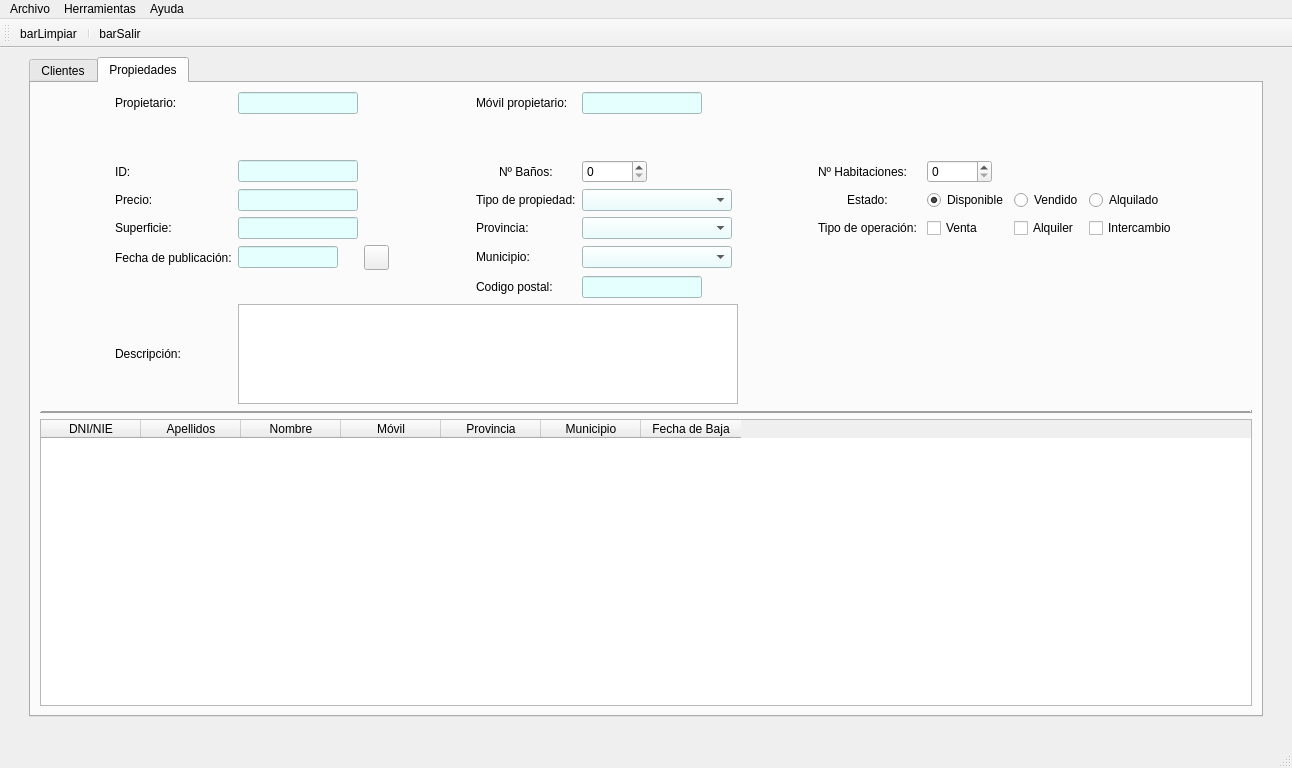
Qt form templates/venPrincipal.ui (Semperz/ProyectoDI) before a commit.
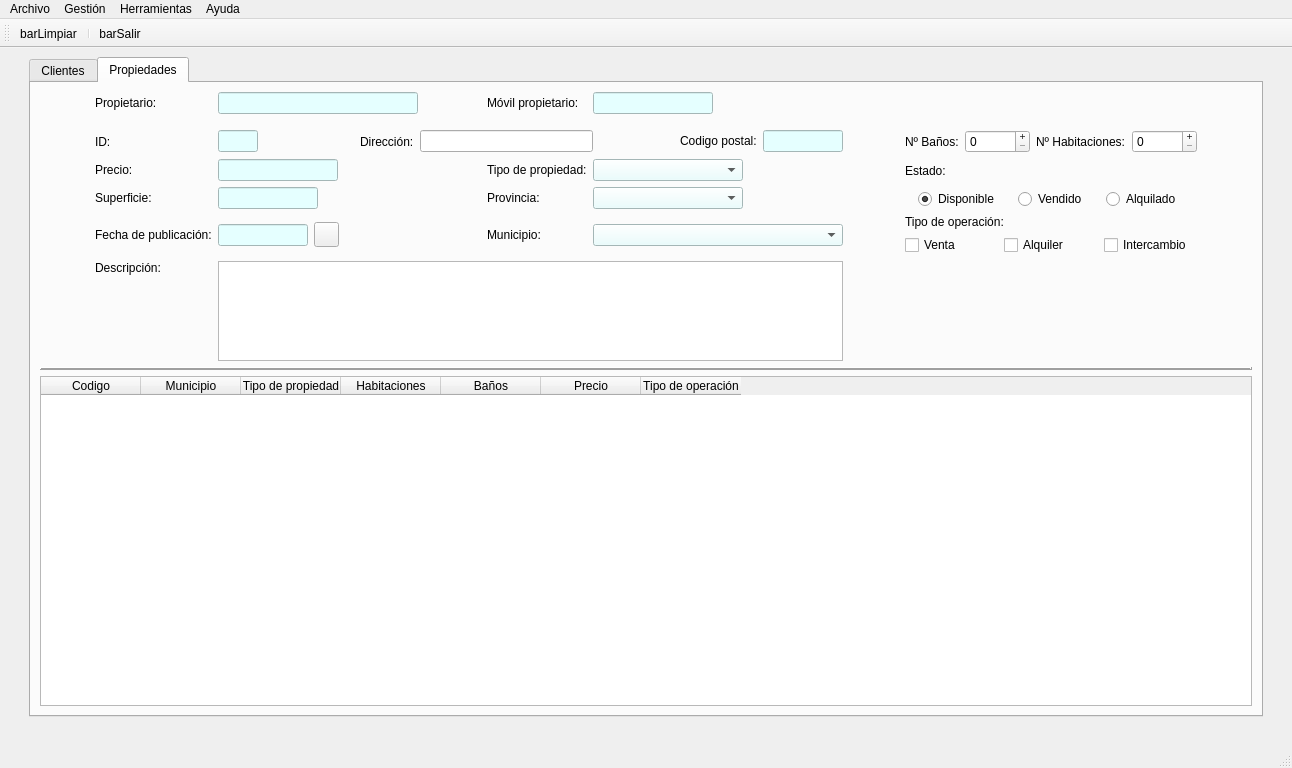
The same form after that commit. Icons and pictures are not drawn.

Commit message: feat(main.java): add tipo prop window

What changed in the file:
```diff
--- a/templates/venPrincipal.ui
+++ b/templates/venPrincipal.ui
@@ -57,22 +57,6 @@
       </property>
      </spacer>
     </item>
-    <item row="1" column="1">
-     <spacer name="verticalSpacer_4">
-      <property name="orientation">
-       <enum>Qt::Vertical</enum>
-      </property>
-      <property name="sizeType">
-       <enum>QSizePolicy::Fixed</enum>
-      </property>
-      <property name="sizeHint" stdset="0">
-       <size>
-        <width>20</width>
-        <height>20</height>
-       </size>
-      </property>
-     </spacer>
-    </item>
     <item row="0" column="1">
      <widget class="QTabWidget" name="panPrincipal">
       <property name="currentIndex">
@@ -866,191 +850,72 @@
        <attribute name="title">
         <string>Propiedades</string>
        </attribute>
-       <layout class="QVBoxLayout" name="verticalLayout_2">
-        <item>
+       <layout class="QGridLayout" name="gridLayout_5">
+        <item row="0" column="1">
          <layout class="QGridLayout" name="gridLayout_4">
-          <item row="7" column="1" colspan="2">
-           <widget class="QLabel" name="lblDescriprop">
-            <property name="text">
-             <string>Descripción:</string>
+          <item row="0" column="0">
+           <spacer name="horizontalSpacer_17">
+            <property name="orientation">
+             <enum>Qt::Horizontal</enum>
             </property>
-           </widget>
-          </item>
-          <item row="5" column="7">
-           <widget class="QComboBox" name="cmbMuniprop">
-            <property name="minimumSize">
+            <property name="sizeHint" stdset="0">
              <size>
-              <width>150</width>
-              <height>0</height>
+              <width>40</width>
+              <height>20</height>
              </size>
             </property>
-            <property name="maximumSize">
-             <size>
-              <width>200</width>
-              <height>16777215</height>
-             </size>
-            </property>
-            <property name="styleSheet">
-             <string notr="true">background-color:rgb(229, 255, 255);</string>
-            </property>
-           </widget>
+           </spacer>
           </item>
-          <item row="4" column="7">
-           <widget class="QComboBox" name="cmbProvprop">
-            <property name="minimumSize">
-             <size>
-              <width>150</width>
-              <height>0</height>
-             </size>
+          <item row="1" column="0" colspan="15">
+           <spacer name="verticalSpacer_5">
+            <property name="orientation">
+             <enum>Qt::Vertical</enum>
             </property>
-            <property name="maximumSize">
-             <size>
-              <width>150</width>
-              <height>16777215</height>
-             </size>
+            <property name="sizeType">
+             <enum>QSizePolicy::Fixed</enum>
             </property>
-            <property name="styleSheet">
-             <string notr="true">background-color:rgb(229, 255, 255);</string>
-            </property>
-           </widget>
-          </item>
-          <item row="3" column="10">
-           <widget class="QRadioButton" name="rbtDisponibleprop">
-            <property name="sizePolicy">
-             <sizepolicy hsizetype="Fixed" vsizetype="Fixed">
-              <horstretch>0</horstretch>
-              <verstretch>0</verstretch>
-             </sizepolicy>
-            </property>
-            <property name="text">
-             <string>Disponible</string>
-            </property>
-            <property name="checked">
-             <bool>true</bool>
-            </property>
-            <attribute name="buttonGroup">
-             <string notr="true">btnGroupTipoOprop</string>
-            </attribute>
-           </widget>
-          </item>
-          <item row="0" column="6">
-           <widget class="QLabel" name="lblMovilprop">
-            <property name="text">
-             <string>Móvil propietario:</string>
-            </property>
-           </widget>
-          </item>
-          <item row="0" column="7">
-           <widget class="QLineEdit" name="txtMovilprop">
-            <property name="minimumSize">
+            <property name="sizeHint" stdset="0">
              <size>
-              <width>120</width>
-              <height>0</height>
+              <width>20</width>
+              <height>10</height>
              </size>
             </property>
-            <property name="maximumSize">
-             <size>
-              <width>80</width>
-              <height>16777215</height>
-             </size>
-            </property>
-            <property name="styleSheet">
-             <string notr="true">background-color:rgb(229, 255, 255);</string>
-            </property>
-            <property name="text">
-             <string/>
-            </property>
-           </widget>
+           </spacer>
           </item>
-          <item row="3" column="11">
-           <widget class="QRadioButton" name="rbtVendidoprop">
-            <property name="sizePolicy">
-             <sizepolicy hsizetype="Fixed" vsizetype="Fixed">
-              <horstretch>0</horstretch>
-              <verstretch>0</verstretch>
-             </sizepolicy>
+          <item row="0" column="14">
+           <spacer name="horizontalSpacer_18">
+            <property name="orientation">
+             <enum>Qt::Horizontal</enum>
             </property>
-            <property name="text">
-             <string>Vendido</string>
-            </property>
-            <attribute name="buttonGroup">
-             <string notr="true">btnGroupTipoOprop</string>
-            </attribute>
-           </widget>
-          </item>
-          <item row="2" column="6" alignment="Qt::AlignHCenter">
-           <widget class="QLabel" name="lblBanosprop">
-            <property name="text">
-             <string>Nº Baños:</string>
-            </property>
-           </widget>
-          </item>
-          <item row="2" column="7">
-           <widget class="QSpinBox" name="spinBanosprop">
-            <property name="sizePolicy">
-             <sizepolicy hsizetype="Fixed" vsizetype="Fixed">
-              <horstretch>0</horstretch>
-              <verstretch>0</verstretch>
-             </sizepolicy>
-            </property>
-            <property name="minimumSize">
+            <property name="sizeHint" stdset="0">
              <size>
-              <width>65</width>
+              <width>40</width>
               <height>20</height>
              </size>
             </property>
-           </widget>
+           </spacer>
           </item>
-          <item row="3" column="3">
-           <widget class="QLineEdit" name="txtPrecioprop">
-            <property name="minimumSize">
-             <size>
-              <width>120</width>
-              <height>0</height>
-             </size>
+          <item row="2" column="9">
+           <spacer name="horizontalSpacer_19">
+            <property name="orientation">
+             <enum>Qt::Horizontal</enum>
             </property>
-            <property name="maximumSize">
+            <property name="sizeHint" stdset="0">
              <size>
-              <width>80</width>
-              <height>16777215</height>
+              <width>20</width>
+              <height>20</height>
              </size>
             </property>
-            <property name="styleSheet">
-             <string notr="true">background-color:rgb(229, 255, 255);</string>
-            </property>
-            <property name="text">
-             <string/>
-            </property>
-            <property name="maxLength">
-             <number>32780</number>
-            </property>
-           </widget>
+           </spacer>
           </item>
-          <item row="4" column="1">
-           <widget class="QLabel" name="lblSuperprop">
-            <property name="text">
-             <string>Superficie:</string>
-            </property>
-           </widget>
-          </item>
-          <item row="6" column="6">
-           <widget class="QLabel" name="lblCPprop">
-            <property name="sizePolicy">
-             <sizepolicy hsizetype="Minimum" vsizetype="Fixed">
-              <horstretch>0</horstretch>
-              <verstretch>0</verstretch>
-             </sizepolicy>
-            </property>
-            <property name="text">
-             <string>Codigo postal:</string>
-            </property>
-           </widget>
-          </item>
-          <item row="2" column="5" rowspan="5">
+          <item row="2" column="3">
            <spacer name="horizontalSpacer_10">
             <property name="orientation">
              <enum>Qt::Horizontal</enum>
             </property>
+            <property name="sizeType">
+             <enum>QSizePolicy::Fixed</enum>
+            </property>
             <property name="sizeHint" stdset="0">
              <size>
               <width>40</width>
@@ -1059,108 +924,56 @@
             </property>
            </spacer>
           </item>
-          <item row="4" column="6">
-           <widget class="QLabel" name="lblProvprop">
-            <property name="text">
-             <string>Provincia:</string>
+          <item row="3" column="6" rowspan="3">
+           <spacer name="horizontalSpacer_14">
+            <property name="orientation">
+             <enum>Qt::Horizontal</enum>
             </property>
-           </widget>
-          </item>
-          <item row="5" column="1" colspan="2" alignment="Qt::AlignHCenter">
-           <widget class="QLabel" name="lblFechaprop">
-            <property name="text">
-             <string>Fecha de publicación:</string>
-            </property>
-           </widget>
-          </item>
-          <item row="0" column="3">
-           <widget class="QLineEdit" name="txtProp">
-            <property name="minimumSize">
+            <property name="sizeHint" stdset="0">
              <size>
-              <width>120</width>
-              <height>0</height>
+              <width>40</width>
+              <height>20</height>
              </size>
             </property>
-            <property name="maximumSize">
+           </spacer>
+          </item>
+          <item row="2" column="12">
+           <spacer name="horizontalSpacer_11">
+            <property name="orientation">
+             <enum>Qt::Horizontal</enum>
+            </property>
+            <property name="sizeHint" stdset="0">
              <size>
-              <width>80</width>
-              <height>16777215</height>
+              <width>20</width>
+              <height>20</height>
              </size>
             </property>
-            <property name="styleSheet">
-             <string notr="true">background-color:rgb(229, 255, 255);</string>
-            </property>
-            <property name="text">
-             <string/>
-            </property>
-           </widget>
+           </spacer>
           </item>
-          <item row="4" column="3">
-           <widget class="QLineEdit" name="txtSuperprop">
-            <property name="sizePolicy">
-             <sizepolicy hsizetype="Expanding" vsizetype="Fixed">
-              <horstretch>0</horstretch>
-              <verstretch>0</verstretch>
-             </sizepolicy>
+          <item row="2" column="14" rowspan="5">
+           <spacer name="horizontalSpacer_16">
+            <property name="orientation">
+             <enum>Qt::Horizontal</enum>
             </property>
-            <property name="minimumSize">
+            <property name="sizeHint" stdset="0">
              <size>
-              <width>120</width>
-              <height>0</height>
+              <width>40</width>
+              <height>20</height>
              </size>
             </property>
-            <property name="maximumSize">
-             <size>
-              <width>80</width>
-              <height>16777215</height>
-             </size>
-            </property>
-            <property name="styleSheet">
-             <string notr="true">background-color:rgb(229, 255, 255);</string>
-            </property>
-            <property name="text">
-             <string/>
-            </property>
-           </widget>
+           </spacer>
           </item>
-          <item row="0" column="1" colspan="2">
-           <widget class="QLabel" name="lblProp">
-            <property name="sizePolicy">
-             <sizepolicy hsizetype="Preferred" vsizetype="Preferred">
-              <horstretch>0</horstretch>
-              <verstretch>0</verstretch>
-             </sizepolicy>
-            </property>
-            <property name="text">
-             <string>Propietario:</string>
-            </property>
-           </widget>
-          </item>
-          <item row="2" column="1" colspan="2">
-           <widget class="QLabel" name="lblID">
-            <property name="text">
-             <string>ID:</string>
-            </property>
-           </widget>
-          </item>
-          <item row="3" column="1">
-           <widget class="QLabel" name="lblPrecioprop">
-            <property name="text">
-             <string>Precio:</string>
-            </property>
-           </widget>
-          </item>
-          <item row="5" column="3">
+          <item row="5" column="2">
            <widget class="QLineEdit" name="txtFechaprop">
             <property name="minimumSize">
              <size>
-              <width>80</width>
+              <width>90</width>
               <height>4</height>
              </size>
             </property>
             <property name="maximumSize">
              <size>
-              <width>100</width>
+              <width>90</width>
               <height>16777215</height>
              </size>
             </property>
@@ -1172,51 +985,7 @@
             </property>
            </widget>
           </item>
-          <item row="7" column="3" colspan="10">
-           <widget class="QTextEdit" name="areatxtDescriprop">
-            <property name="sizePolicy">
-             <sizepolicy hsizetype="Expanding" vsizetype="Fixed">
-              <horstretch>0</horstretch>
-              <verstretch>0</verstretch>
-             </sizepolicy>
-            </property>
-            <property name="minimumSize">
-             <size>
-              <width>500</width>
-              <height>100</height>
-             </size>
-            </property>
-            <property name="maximumSize">
-             <size>
-              <width>500</width>
-              <height>100</height>
-             </size>
-            </property>
-           </widget>
-          </item>
-          <item row="2" column="3">
-           <widget class="QLineEdit" name="txtIDprop">
-            <property name="minimumSize">
-             <size>
-              <width>120</width>
-              <height>0</height>
-             </size>
-            </property>
-            <property name="maximumSize">
-             <size>
-              <width>80</width>
-              <height>16777215</height>
-             </size>
-            </property>
-            <property name="styleSheet">
-             <string notr="true">background-color:rgb(229, 255, 255);</string>
-            </property>
-            <property name="text">
-             <string/>
-            </property>
-           </widget>
-          </item>
-          <item row="5" column="4">
+          <item row="5" column="3">
            <widget class="QPushButton" name="btnFechaprop">
             <property name="minimumSize">
              <size>
@@ -1251,76 +1020,7 @@
             </property>
            </widget>
           </item>
-          <item row="3" column="9" alignment="Qt::AlignHCenter">
-           <widget class="QLabel" name="lblEstadoprop">
-            <property name="sizePolicy">
-             <sizepolicy hsizetype="Preferred" vsizetype="Preferred">
-              <horstretch>0</horstretch>
-              <verstretch>0</verstretch>
-             </sizepolicy>
-            </property>
-            <property name="text">
-             <string>Estado: </string>
-            </property>
-           </widget>
-          </item>
-          <item row="2" column="9">
-           <widget class="QLabel" name="lblHabprop">
-            <property name="text">
-             <string>Nº Habitaciones:</string>
-            </property>
-           </widget>
-          </item>
-          <item row="4" column="9">
-           <widget class="QLabel" name="lblTipoperprop">
-            <property name="text">
-             <string>Tipo de operación: </string>
-            </property>
-           </widget>
-          </item>
-          <item row="2" column="10">
-           <widget class="QSpinBox" name="spinHabprop">
-            <property name="sizePolicy">
-             <sizepolicy hsizetype="Fixed" vsizetype="Fixed">
-              <horstretch>0</horstretch>
-              <verstretch>0</verstretch>
-             </sizepolicy>
-            </property>
-            <property name="minimumSize">
-             <size>
-              <width>65</width>
-              <height>20</height>
-             </size>
-            </property>
-           </widget>
-          </item>
-          <item row="2" column="8" rowspan="5">
-           <spacer name="horizontalSpacer_11">
-            <property name="orientation">
-             <enum>Qt::Horizontal</enum>
-            </property>
-            <property name="sizeHint" stdset="0">
-             <size>
-              <width>40</width>
-              <height>20</height>
-             </size>
-            </property>
-           </spacer>
-          </item>
-          <item row="3" column="6">
-           <widget class="QLabel" name="lblTipoprop">
-            <property name="sizePolicy">
-             <sizepolicy hsizetype="Preferred" vsizetype="Preferred">
-              <horstretch>0</horstretch>
-              <verstretch>0</verstretch>
-             </sizepolicy>
-            </property>
-            <property name="text">
-             <string>Tipo de propiedad:</string>
-            </property>
-           </widget>
-          </item>
-          <item row="5" column="6">
+          <item row="5" column="7">
            <widget class="QLabel" name="lblMuniprop">
             <property name="sizePolicy">
              <sizepolicy hsizetype="Fixed" vsizetype="Fixed">
@@ -1339,31 +1039,15 @@
             </property>
            </widget>
           </item>
-          <item row="4" column="12">
-           <widget class="QCheckBox" name="chkInterprop">
+          <item row="2" column="1">
+           <widget class="QLabel" name="lblID">
             <property name="text">
-             <string>Intercambio</string>
+             <string>ID:</string>
             </property>
            </widget>
           </item>
-          <item row="3" column="12">
-           <widget class="QRadioButton" name="rbtAlquiladoprop">
-            <property name="sizePolicy">
-             <sizepolicy hsizetype="Fixed" vsizetype="Fixed">
-              <horstretch>0</horstretch>
-              <verstretch>0</verstretch>
-             </sizepolicy>
-            </property>
-            <property name="text">
-             <string>Alquilado</string>
-            </property>
-            <attribute name="buttonGroup">
-             <string notr="true">btnGroupTipoOprop</string>
-            </attribute>
-           </widget>
-          </item>
-          <item row="6" column="7">
-           <widget class="QLineEdit" name="txtCPprop">
+          <item row="0" column="8" colspan="3">
+           <widget class="QLineEdit" name="txtMovilprop">
             <property name="minimumSize">
              <size>
               <width>120</width>
@@ -1384,7 +1068,182 @@
             </property>
            </widget>
           </item>
+          <item row="3" column="2" colspan="4">
+           <widget class="QLineEdit" name="txtPrecioprop">
+            <property name="minimumSize">
+             <size>
+              <width>120</width>
+              <height>0</height>
+             </size>
+            </property>
+            <property name="maximumSize">
+             <size>
+              <width>120</width>
+              <height>16777215</height>
+             </size>
+            </property>
+            <property name="styleSheet">
+             <string notr="true">background-color:rgb(229, 255, 255);</string>
+            </property>
+            <property name="text">
+             <string/>
+            </property>
+            <property name="maxLength">
+             <number>32780</number>
+            </property>
+           </widget>
+          </item>
+          <item row="4" column="7">
+           <widget class="QLabel" name="lblProvprop">
+            <property name="text">
+             <string>Provincia:</string>
+            </property>
+           </widget>
+          </item>
           <item row="3" column="7">
+           <widget class="QLabel" name="lblTipoprop">
+            <property name="sizePolicy">
+             <sizepolicy hsizetype="Preferred" vsizetype="Preferred">
+              <horstretch>0</horstretch>
+              <verstretch>0</verstretch>
+             </sizepolicy>
+            </property>
+            <property name="text">
+             <string>Tipo de propiedad:</string>
+            </property>
+           </widget>
+          </item>
+          <item row="4" column="2" colspan="3">
+           <widget class="QLineEdit" name="txtSuperprop">
+            <property name="sizePolicy">
+             <sizepolicy hsizetype="Expanding" vsizetype="Fixed">
+              <horstretch>0</horstretch>
+              <verstretch>0</verstretch>
+             </sizepolicy>
+            </property>
+            <property name="minimumSize">
+             <size>
+              <width>100</width>
+              <height>0</height>
+             </size>
+            </property>
+            <property name="maximumSize">
+             <size>
+              <width>100</width>
+              <height>16777215</height>
+             </size>
+            </property>
+            <property name="styleSheet">
+             <string notr="true">background-color:rgb(229, 255, 255);</string>
+            </property>
+            <property name="text">
+             <string/>
+            </property>
+           </widget>
+          </item>
+          <item row="2" column="0" rowspan="5">
+           <spacer name="horizontalSpacer_15">
+            <property name="orientation">
+             <enum>Qt::Horizontal</enum>
+            </property>
+            <property name="sizeHint" stdset="0">
+             <size>
+              <width>40</width>
+              <height>20</height>
+             </size>
+            </property>
+           </spacer>
+          </item>
+          <item row="0" column="1">
+           <widget class="QLabel" name="lblProp">
+            <property name="sizePolicy">
+             <sizepolicy hsizetype="Preferred" vsizetype="Preferred">
+              <horstretch>0</horstretch>
+              <verstretch>0</verstretch>
+             </sizepolicy>
+            </property>
+            <property name="text">
+             <string>Propietario:</string>
+            </property>
+           </widget>
+          </item>
+          <item row="4" column="8" colspan="3">
+           <widget class="QComboBox" name="cmbProvprop">
+            <property name="minimumSize">
+             <size>
+              <width>150</width>
+              <height>0</height>
+             </size>
+            </property>
+            <property name="maximumSize">
+             <size>
+              <width>150</width>
+              <height>16777215</height>
+             </size>
+            </property>
+            <property name="styleSheet">
+             <string notr="true">background-color:rgb(229, 255, 255);</string>
+            </property>
+           </widget>
+          </item>
+          <item row="5" column="8" colspan="4">
+           <widget class="QComboBox" name="cmbMuniprop">
+            <property name="sizePolicy">
+             <sizepolicy hsizetype="Preferred" vsizetype="Fixed">
+              <horstretch>0</horstretch>
+              <verstretch>0</verstretch>
+             </sizepolicy>
+            </property>
+            <property name="minimumSize">
+             <size>
+              <width>250</width>
+              <height>0</height>
+             </size>
+            </property>
+            <property name="maximumSize">
+             <size>
+              <width>250</width>
+              <height>16777215</height>
+             </size>
+            </property>
+            <property name="styleSheet">
+             <string notr="true">background-color:rgb(229, 255, 255);</string>
+            </property>
+           </widget>
+          </item>
+          <item row="0" column="2" colspan="5">
+           <widget class="QLineEdit" name="txtProp">
+            <property name="minimumSize">
+             <size>
+              <width>200</width>
+              <height>0</height>
+             </size>
+            </property>
+            <property name="maximumSize">
+             <size>
+              <width>200</width>
+              <height>16777215</height>
+             </size>
+            </property>
+            <property name="styleSheet">
+             <string notr="true">background-color:rgb(229, 255, 255);</string>
+            </property>
+            <property name="text">
+             <string/>
+            </property>
+           </widget>
+          </item>
+          <item row="5" column="1">
+           <widget class="QLabel" name="lblFechaprop">
+            <property name="text">
+             <string>Fecha de publicación:</string>
+            </property>
+           </widget>
+          </item>
+          <item row="2" column="5" colspan="4">
+           <widget class="QLineEdit" name="lineEdit"/>
+          </item>
+          <item row="3" column="8" colspan="3">
            <widget class="QComboBox" name="cmbTipoprop">
             <property name="minimumSize">
              <size>
@@ -1403,65 +1262,293 @@
             </property>
            </widget>
           </item>
-          <item row="4" column="10">
-           <widget class="QCheckBox" name="chkVentaprop">
+          <item row="0" column="7">
+           <widget class="QLabel" name="lblMovilprop">
             <property name="text">
-             <string>Venta</string>
+             <string>Móvil propietario:</string>
             </property>
-            <property name="tristate">
-             <bool>false</bool>
+           </widget>
+          </item>
+          <item row="3" column="13" rowspan="2">
+           <layout class="QVBoxLayout" name="verticalLayout_2">
+            <item>
+             <widget class="QLabel" name="lblEstadoprop">
+              <property name="sizePolicy">
+               <sizepolicy hsizetype="Preferred" vsizetype="Preferred">
+                <horstretch>0</horstretch>
+                <verstretch>0</verstretch>
+               </sizepolicy>
+              </property>
+              <property name="text">
+               <string>Estado: </string>
+              </property>
+             </widget>
+            </item>
+            <item>
+             <layout class="QHBoxLayout" name="horizontalLayout_3">
+              <item>
+               <widget class="QRadioButton" name="rbtDisponibleprop">
+                <property name="sizePolicy">
+                 <sizepolicy hsizetype="Fixed" vsizetype="Fixed">
+                  <horstretch>0</horstretch>
+                  <verstretch>0</verstretch>
+                 </sizepolicy>
+                </property>
+                <property name="text">
+                 <string>Disponible</string>
+                </property>
+                <property name="checked">
+                 <bool>true</bool>
+                </property>
+                <attribute name="buttonGroup">
+                 <string notr="true">btnGroupTipoOprop</string>
+                </attribute>
+               </widget>
+              </item>
+              <item>
+               <widget class="QRadioButton" name="rbtVendidoprop">
+                <property name="sizePolicy">
+                 <sizepolicy hsizetype="Fixed" vsizetype="Fixed">
+                  <horstretch>0</horstretch>
+                  <verstretch>0</verstretch>
+                 </sizepolicy>
+                </property>
+                <property name="text">
+                 <string>Vendido</string>
+                </property>
+                <attribute name="buttonGroup">
+                 <string notr="true">btnGroupTipoOprop</string>
+                </attribute>
+               </widget>
+              </item>
+              <item>
+               <widget class="QRadioButton" name="rbtAlquiladoprop">
+                <property name="sizePolicy">
+                 <sizepolicy hsizetype="Fixed" vsizetype="Fixed">
+                  <horstretch>0</horstretch>
+                  <verstretch>0</verstretch>
+                 </sizepolicy>
+                </property>
+                <property name="text">
+                 <string>Alquilado</string>
+                </property>
+                <attribute name="buttonGroup">
+                 <string notr="true">btnGroupTipoOprop</string>
+                </attribute>
+               </widget>
+              </item>
+             </layout>
+            </item>
+           </layout>
+          </item>
+          <item row="4" column="1">
+           <widget class="QLabel" name="lblSuperprop">
+            <property name="text">
+             <string>Superficie:</string>
             </property>
            </widget>
           </item>
-          <item row="4" column="11">
-           <widget class="QCheckBox" name="chkAlquilerprop">
+          <item row="2" column="4">
+           <widget class="QLabel" name="label">
             <property name="text">
-             <string>Alquiler</string>
+             <string>Dirección:</string>
             </property>
            </widget>
           </item>
-          <item row="0" column="13" rowspan="8">
-           <spacer name="horizontalSpacer_18">
-            <property name="orientation">
-             <enum>Qt::Horizontal</enum>
+          <item row="2" column="10" alignment="Qt::AlignHCenter">
+           <widget class="QLabel" name="lblCPprop">
+            <property name="sizePolicy">
+             <sizepolicy hsizetype="Minimum" vsizetype="Fixed">
+              <horstretch>0</horstretch>
+              <verstretch>0</verstretch>
+             </sizepolicy>
             </property>
-            <property name="sizeHint" stdset="0">
+            <property name="text">
+             <string>Codigo postal:</string>
+            </property>
+           </widget>
+          </item>
+          <item row="2" column="13">
+           <layout class="QHBoxLayout" name="horizontalLayout_5">
+            <item>
+             <widget class="QLabel" name="lblBanosprop">
+              <property name="text">
+               <string>Nº Baños:</string>
+              </property>
+             </widget>
+            </item>
+            <item>
+             <widget class="QSpinBox" name="spinBanosprop">
+              <property name="sizePolicy">
+               <sizepolicy hsizetype="Fixed" vsizetype="Fixed">
+                <horstretch>0</horstretch>
+                <verstretch>0</verstretch>
+               </sizepolicy>
+              </property>
+              <property name="minimumSize">
+               <size>
+                <width>65</width>
+                <height>20</height>
+               </size>
+              </property>
+              <property name="wrapping">
+               <bool>false</bool>
+              </property>
+              <property name="buttonSymbols">
+               <enum>QAbstractSpinBox::PlusMinus</enum>
+              </property>
+             </widget>
+            </item>
+            <item>
+             <widget class="QLabel" name="lblHabprop">
+              <property name="text">
+               <string>Nº Habitaciones:</string>
+              </property>
+             </widget>
+            </item>
+            <item>
+             <widget class="QSpinBox" name="spinHabprop">
+              <property name="sizePolicy">
+               <sizepolicy hsizetype="Fixed" vsizetype="Fixed">
+                <horstretch>0</horstretch>
+                <verstretch>0</verstretch>
+               </sizepolicy>
+              </property>
+              <property name="minimumSize">
+               <size>
+                <width>65</width>
+                <height>20</height>
+               </size>
+              </property>
+              <property name="buttonSymbols">
+               <enum>QAbstractSpinBox::PlusMinus</enum>
+              </property>
+             </widget>
+            </item>
+           </layout>
+          </item>
+          <item row="5" column="13">
+           <layout class="QVBoxLayout" name="verticalLayout_3">
+            <item>
+             <widget class="QLabel" name="lblTipoperprop">
+              <property name="text">
+               <string>Tipo de operación: </string>
+              </property>
+             </widget>
+            </item>
+            <item>
+             <layout class="QHBoxLayout" name="horizontalLayout_4">
+              <item>
+               <widget class="QCheckBox" name="chkVentaprop">
+                <property name="text">
+                 <string>Venta</string>
+                </property>
+                <property name="tristate">
+                 <bool>false</bool>
+                </property>
+               </widget>
+              </item>
+              <item>
+               <widget class="QCheckBox" name="chkAlquilerprop">
+                <property name="text">
+                 <string>Alquiler</string>
+                </property>
+               </widget>
+              </item>
+              <item>
+               <widget class="QCheckBox" name="chkInterprop">
+                <property name="text">
+                 <string>Intercambio</string>
+                </property>
+               </widget>
+              </item>
+             </layout>
+            </item>
+           </layout>
+          </item>
+          <item row="6" column="1" alignment="Qt::AlignTop">
+           <widget class="QLabel" name="lblDescriprop">
+            <property name="text">
+             <string>Descripción:</string>
+            </property>
+           </widget>
+          </item>
+          <item row="6" column="2" colspan="10">
+           <widget class="QTextEdit" name="areatxtDescriprop">
+            <property name="sizePolicy">
+             <sizepolicy hsizetype="Expanding" vsizetype="Fixed">
+              <horstretch>0</horstretch>
+              <verstretch>0</verstretch>
+             </sizepolicy>
+            </property>
+            <property name="minimumSize">
              <size>
-              <width>40</width>
-              <height>20</height>
+              <width>625</width>
+              <height>100</height>
              </size>
             </property>
-           </spacer>
+            <property name="maximumSize">
+             <size>
+              <width>625</width>
+              <height>100</height>
+             </size>
+            </property>
+           </widget>
           </item>
-          <item row="1" column="1" colspan="12">
-           <spacer name="verticalSpacer_5">
-            <property name="orientation">
-             <enum>Qt::Vertical</enum>
+          <item row="2" column="11">
+           <widget class="QLineEdit" name="txtCPprop">
+            <property name="minimumSize">
+             <size>
+              <width>80</width>
+              <height>0</height>
+             </size>
             </property>
-            <property name="sizeHint" stdset="0">
+            <property name="maximumSize">
              <size>
-              <width>20</width>
-              <height>40</height>
+              <width>80</width>
+              <height>16777215</height>
              </size>
             </property>
-           </spacer>
+            <property name="styleSheet">
+             <string notr="true">background-color:rgb(229, 255, 255);</string>
+            </property>
+            <property name="text">
+             <string/>
+            </property>
+           </widget>
           </item>
-          <item row="0" column="0" rowspan="8">
-           <spacer name="horizontalSpacer_17">
-            <property name="orientation">
-             <enum>Qt::Horizontal</enum>
+          <item row="3" column="1">
+           <widget class="QLabel" name="lblPrecioprop">
+            <property name="text">
+             <string>Precio:</string>
             </property>
-            <property name="sizeHint" stdset="0">
+           </widget>
+          </item>
+          <item row="2" column="2">
+           <widget class="QLineEdit" name="txtIDprop">
+            <property name="minimumSize">
              <size>
               <width>40</width>
-              <height>20</height>
+              <height>0</height>
              </size>
             </property>
-           </spacer>
+            <property name="maximumSize">
+             <size>
+              <width>40</width>
+              <height>16777215</height>
+             </size>
+            </property>
+            <property name="styleSheet">
+             <string notr="true">background-color:rgb(229, 255, 255);</string>
+            </property>
+            <property name="text">
+             <string/>
+            </property>
+           </widget>
           </item>
          </layout>
         </item>
-        <item>
+        <item row="1" column="1">
          <widget class="Line" name="line_2">
           <property name="frameShadow">
            <enum>QFrame::Raised</enum>
@@ -1474,8 +1561,8 @@
           </property>
          </widget>
         </item>
-        <item>
-         <widget class="QTableWidget" name="tablaClientes_2">
+        <item row="2" column="1">
+         <widget class="QTableWidget" name="tablaPropiedades">
           <property name="editTriggers">
            <set>QAbstractItemView::NoEditTriggers</set>
           </property>
@@ -1490,27 +1577,7 @@
           </attribute>
           <column>
            <property name="text">
-            <string>DNI/NIE</string>
-           </property>
-          </column>
-          <column>
-           <property name="text">
-            <string>Apellidos</string>
-           </property>
-          </column>
-          <column>
-           <property name="text">
-            <string>Nombre</string>
-           </property>
-          </column>
-          <column>
-           <property name="text">
-            <string>Móvil</string>
-           </property>
-          </column>
-          <column>
-           <property name="text">
-            <string>Provincia</string>
+            <string>Codigo</string>
            </property>
           </column>
           <column>
@@ -1520,7 +1587,27 @@
           </column>
           <column>
            <property name="text">
-            <string>Fecha de Baja</string>
+            <string>Tipo de propiedad</string>
+           </property>
+          </column>
+          <column>
+           <property name="text">
+            <string>Habitaciones</string>
+           </property>
+          </column>
+          <column>
+           <property name="text">
+            <string>Baños</string>
+           </property>
+          </column>
+          <column>
+           <property name="text">
+            <string>Precio</string>
+           </property>
+          </column>
+          <column>
+           <property name="text">
+            <string>Tipo de operación</string>
            </property>
           </column>
          </widget>
@@ -1529,6 +1616,38 @@
       </widget>
      </widget>
     </item>
+    <item row="0" column="0">
+     <spacer name="horizontalSpacer_4">
+      <property name="orientation">
+       <enum>Qt::Horizontal</enum>
+      </property>
+      <property name="sizeType">
+       <enum>QSizePolicy::Fixed</enum>
+      </property>
+      <property name="sizeHint" stdset="0">
+       <size>
+        <width>20</width>
+        <height>20</height>
+       </size>
+      </property>
+     </spacer>
+    </item>
+    <item row="2" column="1">
+     <spacer name="verticalSpacer_4">
+      <property name="orientation">
+       <enum>Qt::Vertical</enum>
+      </property>
+      <property name="sizeType">
+       <enum>QSizePolicy::Fixed</enum>
+      </property>
+      <property name="sizeHint" stdset="0">
+       <size>
+        <width>20</width>
+        <height>20</height>
+       </size>
+      </property>
+     </spacer>
+    </item>
    </layout>
   </widget>
   <widget class="QMenuBar" name="menubar">
@@ -1558,7 +1677,14 @@
      <string>Ayuda</string>
     </property>
    </widget>
+   <widget class="QMenu" name="menuGesti_n">
+    <property name="title">
+     <string>Gestión</string>
+    </property>
+    <addaction name="actionTipo_de_propiedades"/>
+   </widget>
    <addaction name="menuSalir"/>
+   <addaction name="menuGesti_n"/>
    <addaction name="menuHerramientas"/>
    <addaction name="menuAyuda"/>
   </widget>
```
Left out of the diff: 24 changed lines with no effect on the pictures. The commit also changes 7 other files.
